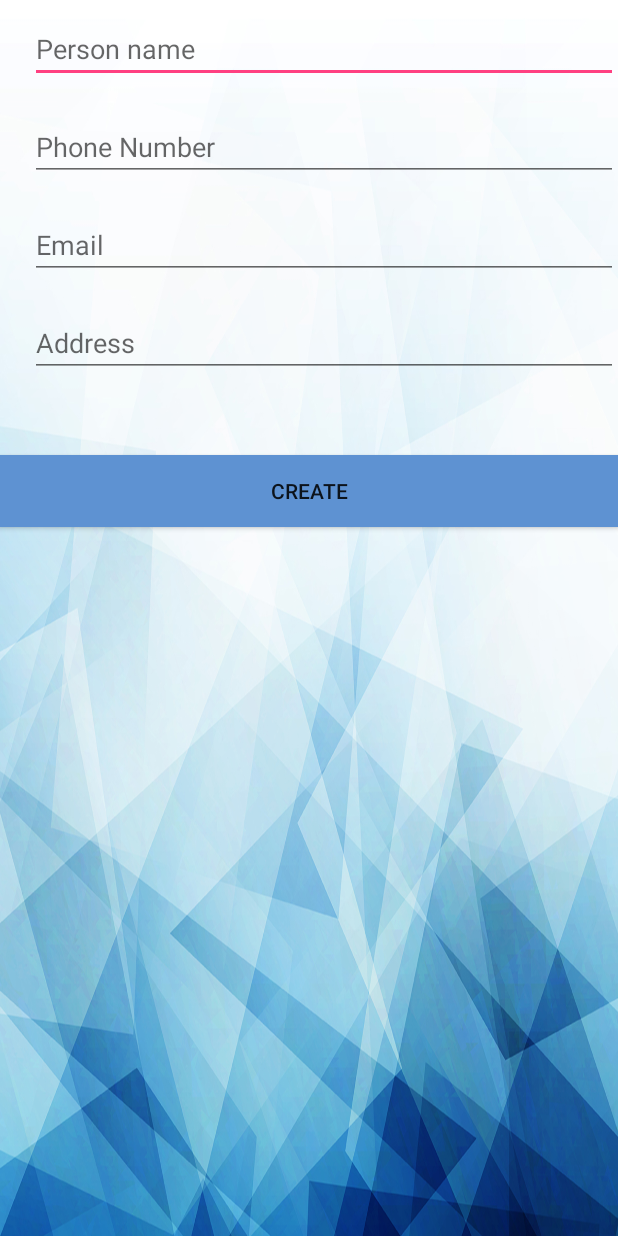
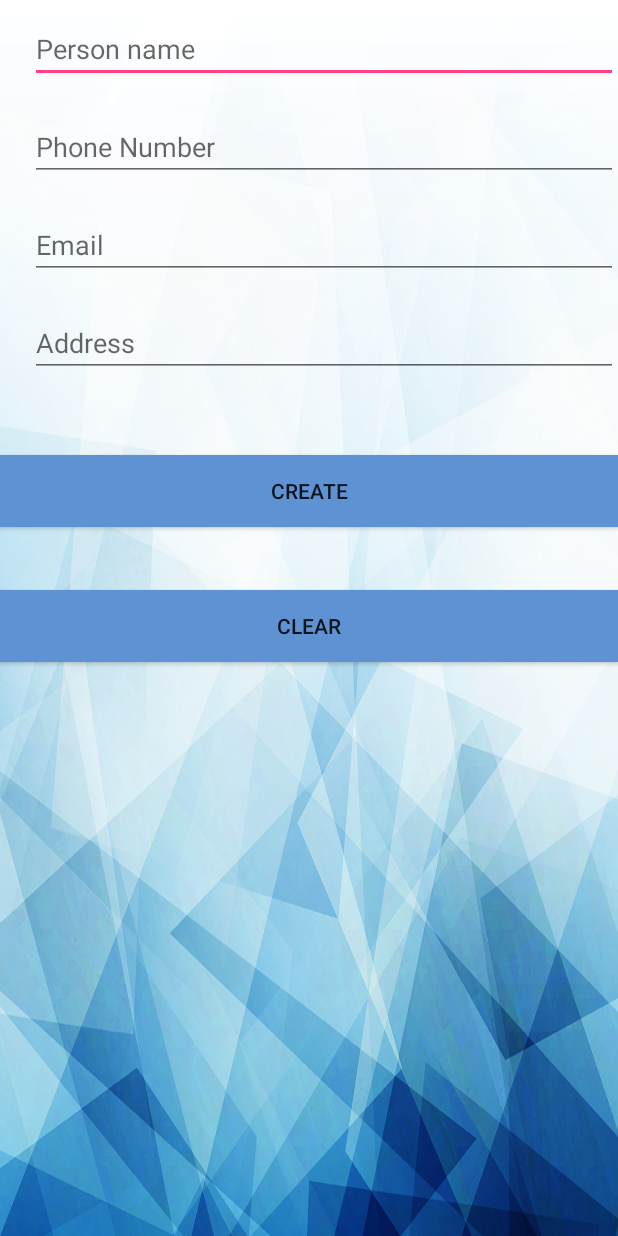
Before and after one commit to bulve/ContactReader, an Android app: the screen it shows after launch (Contact_Manager), on a phone screen of 412 x 824 dp. Run offline under Robolectric (Android 15) with nearby library versions, the phone set to English and light mode, and no system bars.

Commit message:
Delete and clear button 9MAR

```diff
--- a/app/src/main/res/layout/activity_contact__manager.xml
+++ b/app/src/main/res/layout/activity_contact__manager.xml
@@ -111,6 +111,17 @@
                         android:layout_width="match_parent"
 
                         android:background="@color/blue"/>
+                    <Button
+                        android:text="Clear"
+                        android:layout_height="wrap_content"
+                        android:id="@+id/ClearButton"
+                        android:contentDescription="It will clear all Contacts"
+                        android:layout_marginTop="42dp"
+                        android:layout_below="@+id/Cbutton"
+                        android:layout_centerHorizontal="true"
+                        android:layout_width="match_parent"
+
+                        android:background="@color/blue"/>
                 </LinearLayout>
 
                 <LinearLayout
```
Also changed, not shown: app/src/main/java/com/example/viktorija/contactreader/Contact_Manager.java (+40 -4 lines), app/src/main/res/layout/listview_item.xml (+8 -0 lines).
